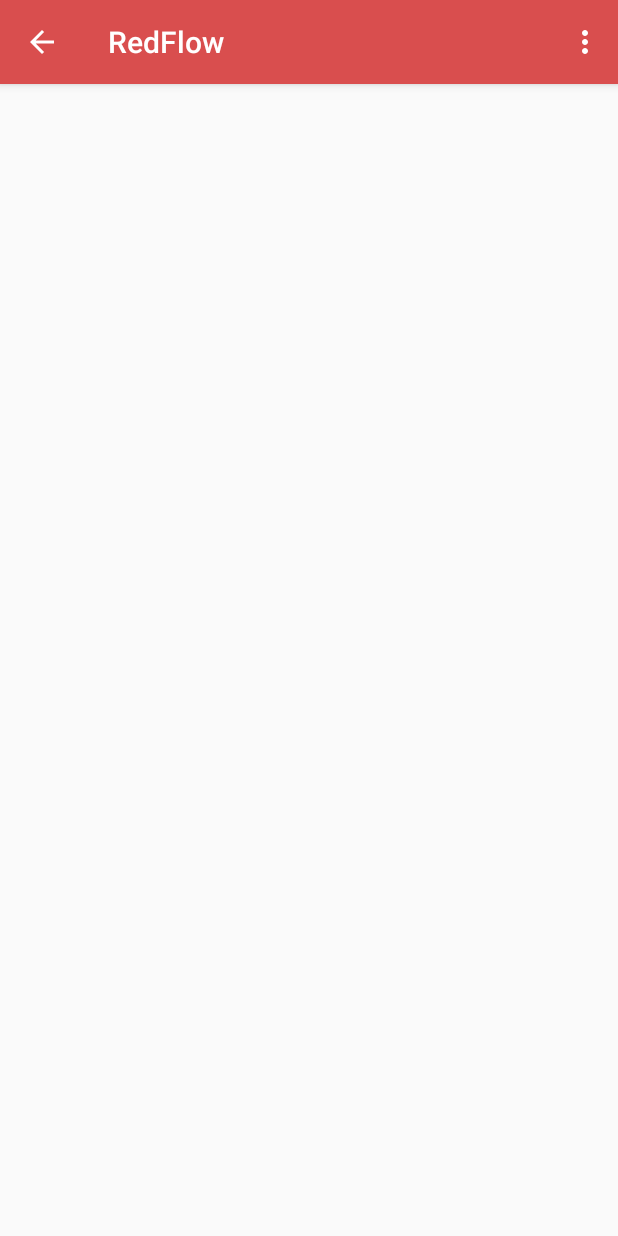
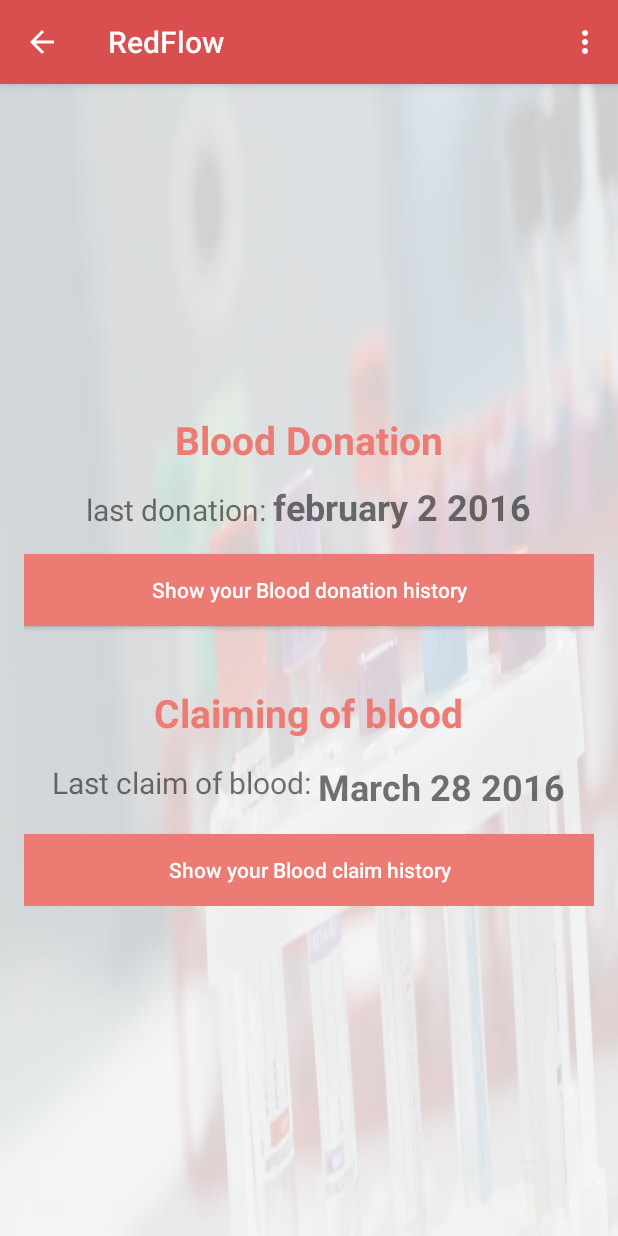
Before and after one commit to axeltants/capstone, an Android app: the history screen opened directly, with no data from a screen before it, on a phone screen of 412 x 824 dp. Run offline under Robolectric (Android 15) with nearby library versions, the light colour scheme and no system bars.

Commit message:
history home activity & UI fix

```diff
--- a/RedFlow/app/src/main/AndroidManifest.xml
+++ b/RedFlow/app/src/main/AndroidManifest.xml
@@ -62,7 +62,7 @@
             android:parentActivityName=".beadonor" />
         <activity
             android:name=".admin.statistics_home"
-            android:parentActivityName=".admin.admin_home"></activity>
+            android:parentActivityName=".admin.admin_home" />
     </application>
 
 </manifest>
--- a/RedFlow/app/src/main/res/layout/admin_home.xml
+++ b/RedFlow/app/src/main/res/layout/admin_home.xml
@@ -17,7 +17,8 @@
 
         <RelativeLayout
             android:layout_width="match_parent"
-            android:layout_height="wrap_content">
+            android:layout_height="match_parent"
+            android:layout_gravity="center_vertical">
 
             <LinearLayout
                 android:layout_width="match_parent"
--- a/RedFlow/app/src/main/res/layout/beadonor.xml
+++ b/RedFlow/app/src/main/res/layout/beadonor.xml
@@ -61,7 +61,7 @@
                     android:layout_height="wrap_content"
                     android:layout_below="@id/prelimtext"
                     android:layout_marginTop="15dp"
-                    android:background="@color/colorPrimary"
+                    android:background="@color/colorAccent2"
                     android:onClick="health_test"
                     android:text="Take preliminary test"
                     android:textColor="@color/logincolor" />
@@ -82,7 +82,7 @@
                     android:layout_height="wrap_content"
                     android:layout_below="@id/how_donate"
                     android:layout_marginTop="15dp"
-                    android:background="@color/colorPrimary"
+                    android:background="@color/colorAccent2"
                     android:onClick="redcross"
                     android:text="Click me!"
                     android:textColor="@color/logincolor" />
--- a/RedFlow/app/src/main/res/layout/history.xml
+++ b/RedFlow/app/src/main/res/layout/history.xml
@@ -1,19 +1,131 @@
 <?xml version="1.0" encoding="utf-8"?>
-<RelativeLayout xmlns:android="http://schemas.android.com/apk/res/android"
+<LinearLayout xmlns:android="http://schemas.android.com/apk/res/android"
     xmlns:tools="http://schemas.android.com/tools"
     android:id="@+id/history"
     android:layout_width="match_parent"
     android:layout_height="match_parent"
-    android:paddingBottom="@dimen/activity_vertical_margin"
-    android:paddingLeft="@dimen/activity_horizontal_margin"
-    android:paddingRight="@dimen/activity_horizontal_margin"
-    android:paddingTop="@dimen/activity_vertical_margin"
+    android:background="@drawable/bg"
+    android:orientation="vertical"
     tools:context="com.example.capstone.redflow.history">
 
-    <ListView
-        android:id="@+id/historylist"
+
+    <RelativeLayout
         android:layout_width="match_parent"
-        android:layout_height="match_parent"
-        android:layout_alignParentTop="true"
-        android:layout_alignParentStart="true" />
-</RelativeLayout>
+        android:layout_height="wrap_content"
+        android:background="@drawable/bg2"
+        android:gravity="center_vertical"
+        android:paddingBottom="@dimen/activity_vertical_margin"
+        android:paddingLeft="@dimen/activity_horizontal_margin"
+        android:paddingRight="@dimen/activity_horizontal_margin"
+        android:paddingTop="@dimen/activity_vertical_margin">
+
+        <TextView
+            android:id="@+id/blooddonation_history_label"
+            android:layout_width="match_parent"
+            android:layout_height="wrap_content"
+            android:gravity="center"
+            android:text="Blood Donation"
+            android:textColor="@color/colorAccent2"
+            android:textSize="26sp"
+            android:textStyle="bold" />
+
+        <RelativeLayout
+            android:id="@+id/b1"
+            android:layout_width="match_parent"
+            android:layout_height="wrap_content"
+            android:layout_below="@+id/blooddonation_history_label"
+            android:layout_marginTop="15dp"
+            android:gravity="center_horizontal">
+
+            <TextView
+                android:id="@+id/blooddonate_date_label"
+                android:layout_width="wrap_content"
+                android:layout_height="wrap_content"
+                android:gravity="center_horizontal"
+                android:text="last donation: "
+
+                android:textSize="20sp" />
+
+            <TextView
+                android:id="@+id/textview_blooddonate_date"
+                android:layout_width="wrap_content"
+                android:layout_height="wrap_content"
+                android:layout_alignBaseline="@id/blooddonate_date_label"
+                android:layout_centerHorizontal="true"
+                android:layout_toRightOf="@+id/blooddonate_date_label"
+                android:text="february 2 2016"
+                android:textSize="24sp"
+                android:textStyle="bold" />
+        </RelativeLayout>
+
+        <Button
+            android:id="@+id/Button_blooddonation_history"
+            android:layout_width="match_parent"
+            android:layout_height="wrap_content"
+            android:layout_below="@id/b1"
+            android:layout_marginTop="15dp"
+            android:background="@color/colorAccent2"
+            android:onClick="blooddonation_list"
+            android:text="Show your Blood donation history"
+            android:textAllCaps="false"
+            android:textColor="@color/logincolor" />
+
+        <RelativeLayout
+            android:layout_width="match_parent"
+            android:layout_height="wrap_content"
+            android:layout_below="@id/Button_blooddonation_history"
+            android:layout_marginTop="40dp"
+            android:gravity="center_horizontal">
+
+            <TextView
+                android:id="@+id/bloodclaim_history_label"
+                android:layout_width="wrap_content"
+                android:layout_height="wrap_content"
+                android:layout_centerHorizontal="true"
+                android:text="Claiming of blood"
+                android:textColor="@color/colorAccent2"
+                android:textSize="26sp"
+                android:textStyle="bold" />
+
+            <RelativeLayout
+                android:id="@+id/b2"
+                android:layout_width="match_parent"
+                android:layout_height="wrap_content"
+                android:layout_below="@+id/bloodclaim_history_label"
+                android:layout_marginTop="15dp"
+                android:gravity="center_horizontal">
+
+                <TextView
+                    android:id="@+id/bloodclaim_date_label"
+                    android:layout_width="wrap_content"
+                    android:layout_height="wrap_content"
+                    android:text="Last claim of blood: "
+                    android:textSize="20sp" />
+
+                <TextView
+                    android:id="@+id/textview_bloodclaim_date"
+                    android:layout_width="wrap_content"
+                    android:layout_height="wrap_content"
+                    android:layout_toRightOf="@id/bloodclaim_date_label"
+                    android:text="March 28 2016"
+                    android:textSize="24sp"
+                    android:textStyle="bold" />
+
+            </RelativeLayout>
+
+            <Button
+                android:id="@+id/Button_bloodclaim_history"
+                android:layout_width="match_parent"
+                android:layout_height="wrap_content"
+                android:layout_below="@id/b2"
+                android:layout_marginTop="15dp"
+                android:background="@color/colorAccent2"
+                android:onClick="bloodclaim_list"
+                android:text="Show your Blood claim history"
+                android:textAllCaps="false"
+                android:textColor="@color/logincolor" />
+        </RelativeLayout>
+
+    </RelativeLayout>
+
+</LinearLayout>
--- a/RedFlow/app/src/main/res/layout/home.xml
+++ b/RedFlow/app/src/main/res/layout/home.xml
@@ -17,7 +17,8 @@
 
         <RelativeLayout
             android:layout_width="match_parent"
-            android:layout_height="wrap_content">
+            android:layout_height="match_parent"
+            android:layout_gravity="center_vertical">
 
             <LinearLayout
                 android:id="@+id/first"
--- a/RedFlow/app/src/main/res/layout/statistics_home.xml
+++ b/RedFlow/app/src/main/res/layout/statistics_home.xml
@@ -16,7 +16,8 @@
         android:layout_height="match_parent">
         <RelativeLayout
             android:layout_width="match_parent"
-            android:layout_height="wrap_content">
+            android:layout_height="match_parent"
+            android:layout_gravity="center_vertical">
             <LinearLayout
                 android:layout_width="match_parent"
                 android:layout_height="wrap_content"
```
Also changed, not shown: RedFlow/app/src/main/java/com/example/capstone/redflow/history.java (+7 -0 lines), RedFlow/app/src/main/res/layout/profile.xml (+4 -4 lines), RedFlow/app/src/main/res/layout/request.xml (+24 -21 lines).
